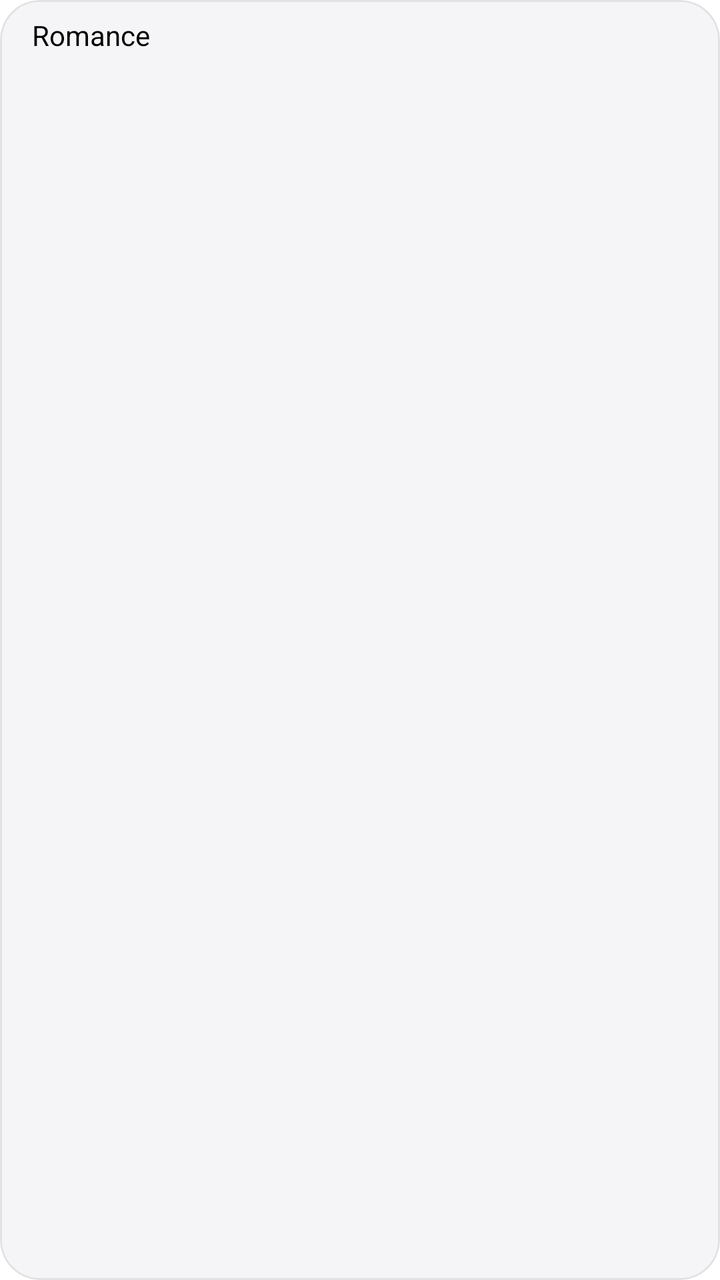
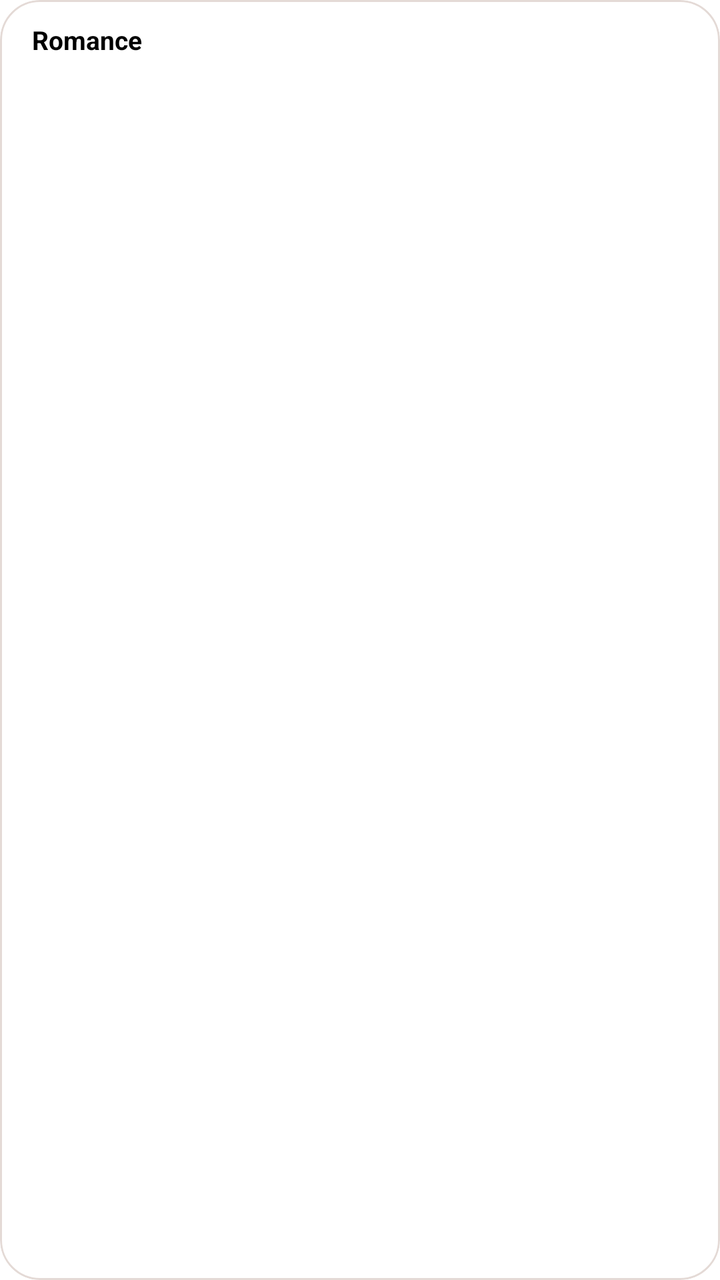

Two renders of the same Android screen: before a commit and after it. Below are the layout's source before the change and the commit's diff.
<!-- AndroidManifest.xml: application theme Theme.NovelSerise -->
<!-- res/layout/item_category_selectable.xml -->
<?xml version="1.0" encoding="utf-8"?>
<com.google.android.material.card.MaterialCardView xmlns:android="http://schemas.android.com/apk/res/android"
    xmlns:app="http://schemas.android.com/apk/res-auto"
    android:id="@+id/cardCategory"
    android:layout_width="wrap_content"
    android:layout_height="wrap_content"
    android:layout_marginEnd="8dp"
    app:cardBackgroundColor="@color/shop_card"
    app:cardCornerRadius="20dp"
    app:cardElevation="0dp"
    app:strokeColor="@color/shop_card_stroke"
    app:strokeWidth="1dp">

    <TextView
        android:id="@+id/tvCategoryName"
        android:layout_width="wrap_content"
        android:layout_height="wrap_content"
        android:paddingHorizontal="16dp"
        android:paddingVertical="8dp"
        android:text="Romance"
        android:textColor="?attr/colorOnSurface"
        android:textSize="14sp" />

</com.google.android.material.card.MaterialCardView>
<!-- resources referenced by this layout -->
<resources>
  <color name="shop_card">#F5F5F7</color>
  <color name="shop_card_stroke">#14000000</color>
  <color name="pink_500">#E91E63</color>
  <color name="pink_700">#C2185B</color>
  <color name="white">#FFFFFFFF</color>
  <color name="pink_200">#F48FB1</color>
  <color name="black">#FF000000</color>
  <color name="pink_10">#FFF0F1</color>
  <color name="gray_700">#616161</color>
  <color name="gray_200">#EEEEEE</color>
  <color name="gray_800">#424242</color>
  <color name="gray_600">#757575</color>
  <color name="gray_500">#9E9E9E</color>
  <color name="pink_50">#FFECED</color>
  <color name="novel_app_gold_accent">#C5A562</color>
  <!-- unchanged entries left out for length: 1 -->
</resources>

<!-- the commit's change to res/layout/item_category_selectable.xml (unified diff, before → after) -->
@@ -5,20 +5,21 @@
     android:layout_width="wrap_content"
     android:layout_height="wrap_content"
     android:layout_marginEnd="8dp"
-    app:cardBackgroundColor="@color/shop_card"
+    app:cardBackgroundColor="@color/v2_card"
     app:cardCornerRadius="20dp"
     app:cardElevation="0dp"
-    app:strokeColor="@color/shop_card_stroke"
+    app:strokeColor="@color/v2_border"
     app:strokeWidth="1dp">
 
     <TextView
         android:id="@+id/tvCategoryName"
         android:layout_width="wrap_content"
-        android:layout_height="wrap_content"
+        android:layout_height="40dp"
+        android:gravity="center"
         android:paddingHorizontal="16dp"
-        android:paddingVertical="8dp"
         android:text="Romance"
         android:textColor="?attr/colorOnSurface"
-        android:textSize="14sp" />
+        android:textSize="13sp"
+        android:textStyle="bold" />
 
 </com.google.android.material.card.MaterialCardView>
<!-- resource entries referenced after the edit -->
@@ -1,7 +1,7 @@
 <!-- resources referenced by this layout -->
 <resources>
-  <color name="shop_card">#F5F5F7</color>
-  <color name="shop_card_stroke">#14000000</color>
+  <color name="v2_border">#E4DAD6</color>
+  <color name="v2_card">#FFFFFF</color>
   <color name="pink_500">#E91E63</color>
   <color name="pink_700">#C2185B</color>
   <color name="white">#FFFFFFFF</color>
